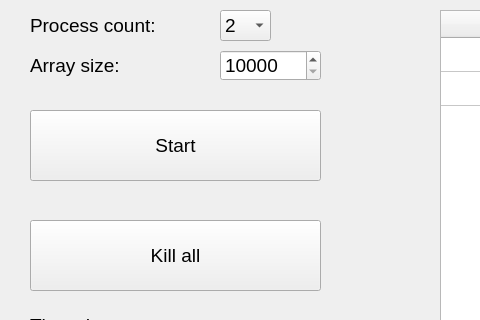
Qt form os/labs/lab5/OS_lab_5/mainwindow.ui (pavloMykhalevych/University_labs_LPNU_IKNI_PZ) before a commit; both pictures show x 0 to 480 and y 0 to 320 of the 1077 by 636 pixel window.
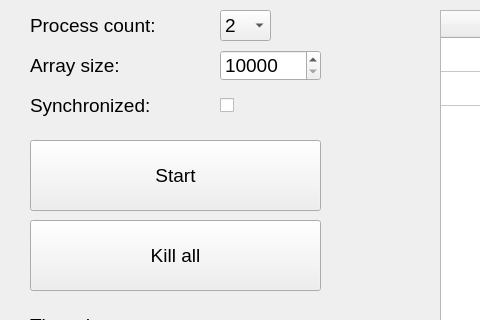
The same form after that commit.

Commit message: Add mutex to lab 5 OS

Patch:
```diff
--- a/os/labs/lab5/OS_lab_5/mainwindow.ui
+++ b/os/labs/lab5/OS_lab_5/mainwindow.ui
@@ -30,7 +30,7 @@
     <property name="geometry">
      <rect>
       <x>30</x>
-      <y>110</y>
+      <y>140</y>
       <width>291</width>
       <height>71</height>
      </rect>
@@ -368,6 +368,37 @@
      </property>
     </column>
    </widget>
+   <widget class="QLabel" name="label_3">
+    <property name="geometry">
+     <rect>
+      <x>30</x>
+      <y>90</y>
+      <width>171</width>
+      <height>31</height>
+     </rect>
+    </property>
+    <property name="font">
+     <font>
+      <pointsize>14</pointsize>
+     </font>
+    </property>
+    <property name="text">
+     <string>Synchronized:</string>
+    </property>
+   </widget>
+   <widget class="QCheckBox" name="checkBox">
+    <property name="geometry">
+     <rect>
+      <x>220</x>
+      <y>90</y>
+      <width>31</width>
+      <height>31</height>
+     </rect>
+    </property>
+    <property name="text">
+     <string/>
+    </property>
+   </widget>
   </widget>
  </widget>
  <resources/>
```
The commit also changes 1 other file.
